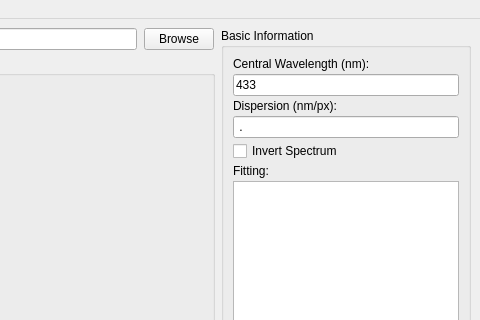
Qt form ui/main_window.ui (knipe1/oes-spa) before a commit; both pictures show x 720 to 1200 and y 0 to 320 of the 1200 by 1000 pixel window.
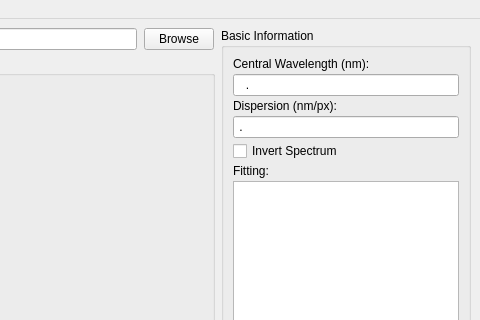
The same form after that commit. Icons and pictures are not drawn. Custom widgets are drawn as their Qt base class.

What changed in the file:
```diff
--- a/ui/main_window.ui
+++ b/ui/main_window.ui
@@ -94,8 +94,8 @@
          </item>
          <item>
           <widget class="QLineEdit" name="tinCentralWavelength">
-           <property name="text">
-            <string>433</string>
+           <property name="inputMask">
+            <string>000.0000</string>
            </property>
           </widget>
          </item>
```
Left out of the diff: 2 changed lines with no effect on the pictures.
